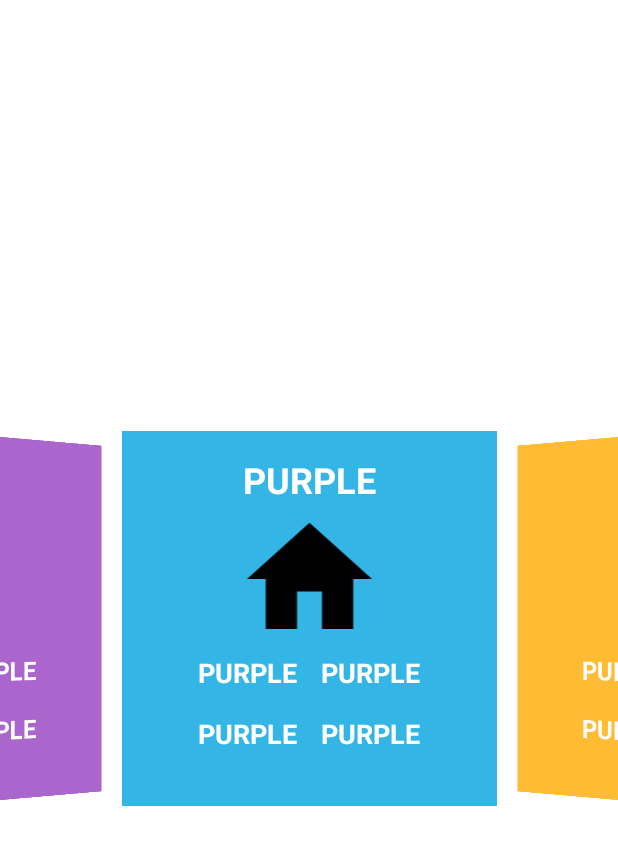
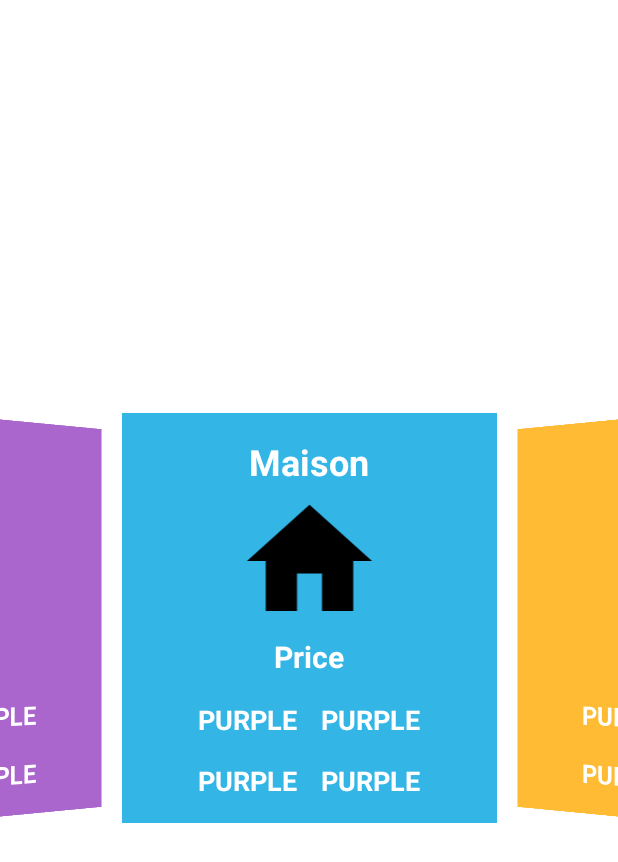
Before and after one commit to SamuelDeliens/Home, an Android app: the fragment CarouselFragment shown on its own in the app's theme, on a phone screen of 412 x 824 dp. Shown: the top 862 px of the screen. Run offline under Robolectric (Android 15) with nearby library versions, the phone set to English and light mode, and no system bars; our stand-ins replace Dagger/Hilt's generated code.

Commit message:
ajout id dans les vues

```diff
--- a/Application/app/src/main/res/layout/views.xml
+++ b/Application/app/src/main/res/layout/views.xml
@@ -6,7 +6,7 @@
     <FrameLayout
         android:id="@+id/v1"
         android:layout_width="250dp"
-        android:layout_height="250dp"
+        android:layout_height="wrap_content"
         android:background="@android:color/holo_blue_light"
         app:layout_constraintTop_toTopOf="parent"
         app:layout_constraintEnd_toEndOf="parent"
@@ -15,13 +15,14 @@
 
         <androidx.appcompat.widget.LinearLayoutCompat
             android:layout_width="match_parent"
-            android:layout_height="match_parent"
+            android:layout_height="wrap_content"
             android:orientation="vertical"
             android:gravity="center_horizontal"
             android:padding="16dp">
 
             <TextView
-                android:text="PURPLE"
+                android:id="@+id/typeV1"
+                android:text="Maison"
                 android:layout_width="wrap_content"
                 android:layout_height="wrap_content"
                 android:layout_gravity="center"
@@ -29,9 +30,27 @@
                 android:textSize="24sp" android:textStyle="bold"/>
 
             <ImageView
+                android:id="@+id/imageV1"
                 android:layout_width="match_parent"
                 android:layout_height="100dp"
                 android:src="@drawable/ic_baseline_home_24" />
+
+            <Space
+                android:layout_width="match_parent"
+                android:layout_height="wrap_content" />
+
+            <TextView
+                android:id="@+id/priceV1"
+                android:text="Price"
+                android:layout_width="wrap_content"
+                android:layout_height="wrap_content"
+                android:layout_gravity="center"
+                android:textColor="@android:color/background_light"
+                android:textSize="20sp" android:textStyle="bold"/>
+
+            <Space
+                android:layout_width="match_parent"
+                android:layout_height="16dp"/>
 
             <androidx.appcompat.widget.LinearLayoutCompat
                 android:layout_width="match_parent"
@@ -40,6 +59,7 @@
                 android:gravity="center_horizontal">
 
                 <TextView
+                    android:id="@+id/surfaceV1"
                     android:text="PURPLE"
                     android:layout_width="wrap_content"
                     android:layout_height="wrap_content"
@@ -52,6 +72,7 @@
                     android:layout_height="wrap_content"/>
 
                 <TextView
+                    android:id="@+id/terrainV1"
                     android:text="PURPLE"
                     android:layout_width="wrap_content"
                     android:layout_height="wrap_content"
@@ -72,6 +93,7 @@
                 android:gravity="center_horizontal">
 
                 <TextView
+                    android:id="@+id/roomsV1"
                     android:text="PURPLE"
                     android:layout_width="wrap_content"
                     android:layout_height="wrap_content"
@@ -84,6 +106,7 @@
                     android:layout_height="wrap_content"/>
 
                 <TextView
+                    android:id="@+id/regionV1"
                     android:text="PURPLE"
                     android:layout_width="wrap_content"
                     android:layout_height="wrap_content"
@@ -99,7 +122,7 @@
     <FrameLayout
         android:id="@+id/v2"
         android:layout_width="250dp"
-        android:layout_height="250dp"
+        android:layout_height="wrap_content"
         android:background="@android:color/holo_orange_light"
         app:layout_constraintTop_toTopOf="parent"
         app:layout_constraintEnd_toEndOf="parent"
@@ -108,13 +131,14 @@
 
         <androidx.appcompat.widget.LinearLayoutCompat
             android:layout_width="match_parent"
-            android:layout_height="match_parent"
+            android:layout_height="wrap_content"
             android:orientation="vertical"
             android:gravity="center_horizontal"
             android:padding="16dp">
 
             <TextView
-                android:text="PURPLE"
+                android:id="@+id/typeV2"
+                android:text="Maison"
                 android:layout_width="wrap_content"
                 android:layout_height="wrap_content"
                 android:layout_gravity="center"
@@ -122,9 +146,27 @@
                 android:textSize="24sp" android:textStyle="bold"/>
 
             <ImageView
+                android:id="@+id/imageV2"
                 android:layout_width="match_parent"
                 android:layout_height="100dp"
                 android:src="@drawable/ic_baseline_home_24" />
+
+            <Space
+                android:layout_width="match_parent"
+                android:layout_height="wrap_content" />
+
+            <TextView
+                android:id="@+id/priceV2"
+                android:text="Price"
+                android:layout_width="wrap_content"
+                android:layout_height="wrap_content"
+                android:layout_gravity="center"
+                android:textColor="@android:color/background_light"
+                android:textSize="20sp" android:textStyle="bold"/>
+
+            <Space
+                android:layout_width="match_parent"
+                android:layout_height="16dp"/>
 
             <androidx.appcompat.widget.LinearLayoutCompat
                 android:layout_width="match_parent"
@@ -133,6 +175,7 @@
                 android:gravity="center_horizontal">
 
                 <TextView
+                    android:id="@+id/surfaceV2"
                     android:text="PURPLE"
                     android:layout_width="wrap_content"
                     android:layout_height="wrap_content"
@@ -145,6 +188,7 @@
                     android:layout_height="wrap_content"/>
 
                 <TextView
+                    android:id="@+id/terrainV2"
                     android:text="PURPLE"
                     android:layout_width="wrap_content"
                     android:layout_height="wrap_content"
@@ -165,6 +209,7 @@
                 android:gravity="center_horizontal">
 
                 <TextView
+                    android:id="@+id/roomsV2"
                     android:text="PURPLE"
                     android:layout_width="wrap_content"
                     android:layout_height="wrap_content"
@@ -177,6 +222,7 @@
                     android:layout_height="wrap_content"/>
 
                 <TextView
+                    android:id="@+id/regionV2"
                     android:text="PURPLE"
                     android:layout_width="wrap_content"
                     android:layout_height="wrap_content"
@@ -192,7 +238,7 @@
     <FrameLayout
         android:id="@+id/v3"
         android:layout_width="250dp"
-        android:layout_height="250dp"
+        android:layout_height="wrap_content"
         android:background="@android:color/holo_red_light"
         app:layout_constraintTop_toTopOf="parent"
         app:layout_constraintEnd_toEndOf="parent"
@@ -201,13 +247,14 @@
 
         <androidx.appcompat.widget.LinearLayoutCompat
             android:layout_width="match_parent"
-            android:layout_height="match_parent"
+            android:layout_height="wrap_content"
             android:orientation="vertical"
             android:gravity="center_horizontal"
             android:padding="16dp">
 
             <TextView
-                android:text="PURPLE"
+                android:id="@+id/typeV3"
+                android:text="Maison"
                 android:layout_width="wrap_content"
                 android:layout_height="wrap_content"
                 android:layout_gravity="center"
@@ -215,9 +262,27 @@
                 android:textSize="24sp" android:textStyle="bold"/>
 
             <ImageView
+                android:id="@+id/imageV3"
                 android:layout_width="match_parent"
                 android:layout_height="100dp"
                 android:src="@drawable/ic_baseline_home_24" />
+
+            <Space
+                android:layout_width="match_parent"
+                android:layout_height="wrap_content" />
+
+            <TextView
+                android:id="@+id/priceV3"
+                android:text="Price"
+                android:layout_width="wrap_content"
+                android:layout_height="wrap_content"
+                android:layout_gravity="center"
+                android:textColor="@android:color/background_light"
+                android:textSize="20sp" android:textStyle="bold"/>
+
+            <Space
+                android:layout_width="match_parent"
+                android:layout_height="16dp"/>
 
             <androidx.appcompat.widget.LinearLayoutCompat
                 android:layout_width="match_parent"
@@ -226,6 +291,7 @@
                 android:gravity="center_horizontal">
 
                 <TextView
+                    android:id="@+id/surfaceV3"
                     android:text="PURPLE"
                     android:layout_width="wrap_content"
                     android:layout_height="wrap_content"
@@ -238,6 +304,7 @@
                     android:layout_height="wrap_content"/>
 
                 <TextView
+                    android:id="@+id/terrainV3"
                     android:text="PURPLE"
                     android:layout_width="wrap_content"
                     android:layout_height="wrap_content"
@@ -258,6 +325,7 @@
                 android:gravity="center_horizontal">
 
                 <TextView
+                    android:id="@+id/roomsV3"
                     android:text="PURPLE"
                     android:layout_width="wrap_content"
                     android:layout_height="wrap_content"
@@ -270,6 +338,7 @@
                     android:layout_height="wrap_content"/>
 
                 <TextView
+                    android:id="@+id/regionV3"
                     android:text="PURPLE"
                     android:layout_width="wrap_content"
                     android:layout_height="wrap_content"
@@ -285,7 +354,7 @@
     <FrameLayout
         android:id="@+id/v4"
         android:layout_width="250dp"
-        android:layout_height="250dp"
+        android:layout_height="wrap_content"
         android:background="@android:color/holo_green_light"
         app:layout_constraintTop_toTopOf="parent"
         app:layout_constraintEnd_toEndOf="parent"
@@ -294,13 +363,14 @@
 
         <androidx.appcompat.widget.LinearLayoutCompat
             android:layout_width="match_parent"
-            android:layout_height="match_parent"
+            android:layout_height="wrap_content"
             android:orientation="vertical"
             android:gravity="center_horizontal"
             android:padding="16dp">
 
             <TextView
-                android:text="PURPLE"
+                android:id="@+id/typeV4"
+                android:text="Maison"
                 android:layout_width="wrap_content"
                 android:layout_height="wrap_content"
                 android:layout_gravity="center"
@@ -308,9 +378,27 @@
                 android:textSize="24sp" android:textStyle="bold"/>
 
             <ImageView
+                android:id="@+id/imageV4"
                 android:layout_width="match_parent"
                 android:layout_height="100dp"
                 android:src="@drawable/ic_baseline_home_24" />
+
+            <Space
+                android:layout_width="match_parent"
+                android:layout_height="wrap_content" />
+
+            <TextView
+                android:id="@+id/priceV4"
+                android:text="Price"
+                android:layout_width="wrap_content"
+                android:layout_height="wrap_content"
+                android:layout_gravity="center"
+                android:textColor="@android:color/background_light"
+                android:textSize="20sp" android:textStyle="bold"/>
+
+            <Space
+                android:layout_width="match_parent"
+                android:layout_height="16dp"/>
 
             <androidx.appcompat.widget.LinearLayoutCompat
                 android:layout_width="match_parent"
@@ -319,6 +407,7 @@
                 android:gravity="center_horizontal">
 
                 <TextView
+                    android:id="@+id/surfaceV4"
                     android:text="PURPLE"
                     android:layout_width="wrap_content"
                     android:layout_height="wrap_content"
@@ -331,6 +420,7 @@
                     android:layout_height="wrap_content"/>
 
                 <TextView
+                    android:id="@+id/terrainV4"
                     android:text="PURPLE"
                     android:layout_width="wrap_content"
                     android:layout_height="wrap_content"
@@ -351,6 +441,7 @@
                 android:gravity="center_horizontal">
 
                 <TextView
+                    android:id="@+id/roomsV4"
                     android:text="PURPLE"
                     android:layout_width="wrap_content"
                     android:layout_height="wrap_content"
@@ -363,6 +454,7 @@
                     android:layout_height="wrap_content"/>
 
                 <TextView
+                    android:id="@+id/regionV4"
                     android:text="PURPLE"
                     android:layout_width="wrap_content"
                     android:layout_height="wrap_content"
@@ -378,7 +470,7 @@
     <FrameLayout
         android:id="@+id/v5"
         android:layout_width="250dp"
-        android:layout_height="250dp"
+        android:layout_height="wrap_content"
         android:background="@android:color/holo_purple"
         app:layout_constraintTop_toTopOf="parent"
         app:layout_constraintEnd_toEndOf="parent"
@@ -387,13 +479,14 @@
 
         <androidx.appcompat.widget.LinearLayoutCompat
             android:layout_width="match_parent"
-            android:layout_height="match_parent"
+            android:layout_height="wrap_content"
             android:orientation="vertical"
             android:gravity="center_horizontal"
             android:padding="16dp">
 
             <TextView
-                android:text="PURPLE"
+                android:id="@+id/typeV5"
+                android:text="Maison"
                 android:layout_width="wrap_content"
                 android:layout_height="wrap_content"
                 android:layout_gravity="center"
@@ -401,9 +494,27 @@
                 android:textSize="24sp" android:textStyle="bold"/>
 
             <ImageView
+                android:id="@+id/imageV5"
                 android:layout_width="match_parent"
                 android:layout_height="100dp"
                 android:src="@drawable/ic_baseline_home_24" />
+
+            <Space
+                android:layout_width="match_parent"
+                android:layout_height="wrap_content" />
+
+            <TextView
+                android:id="@+id/priceV5"
+                android:text="Price"
+                android:layout_width="wrap_content"
+                android:layout_height="wrap_content"
+                android:layout_gravity="center"
+                android:textColor="@android:color/background_light"
+                android:textSize="20sp" android:textStyle="bold"/>
+
+            <Space
+                android:layout_width="match_parent"
+                android:layout_height="16dp"/>
 
             <androidx.appcompat.widget.LinearLayoutCompat
                 android:layout_width="match_parent"
@@ -412,6 +523,7 @@
                 android:gravity="center_horizontal">
 
             <TextView
+                android:id="@+id/surfaceV5"
                 android:text="PURPLE"
                 android:layout_width="wrap_content"
                 android:layout_height="wrap_content"
@@ -424,6 +536,7 @@
                 android:layout_height="wrap_content"/>
 
             <TextView
+                android:id="@+id/terrainV5"
                 android:text="PURPLE"
                 android:layout_width="wrap_content"
                 android:layout_height="wrap_content"
@@ -444,6 +557,7 @@
                 android:gravity="center_horizontal">
 
                 <TextView
+                    android:id="@+id/roomsV5"
                     android:text="PURPLE"
                     android:layout_width="wrap_content"
                     android:layout_height="wrap_content"
@@ -456,6 +570,7 @@
                     android:layout_height="wrap_content"/>
 
                 <TextView
+                    android:id="@+id/regionV5"
                     android:text="PURPLE"
                     android:layout_width="wrap_content"
                     android:layout_height="wrap_content"
```
